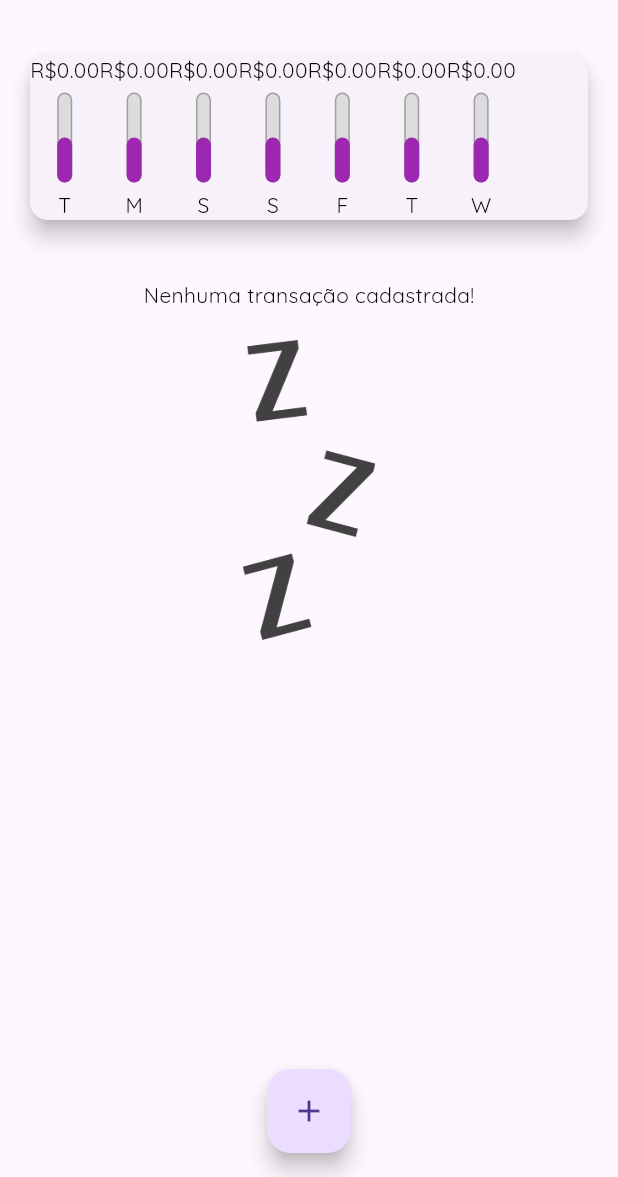
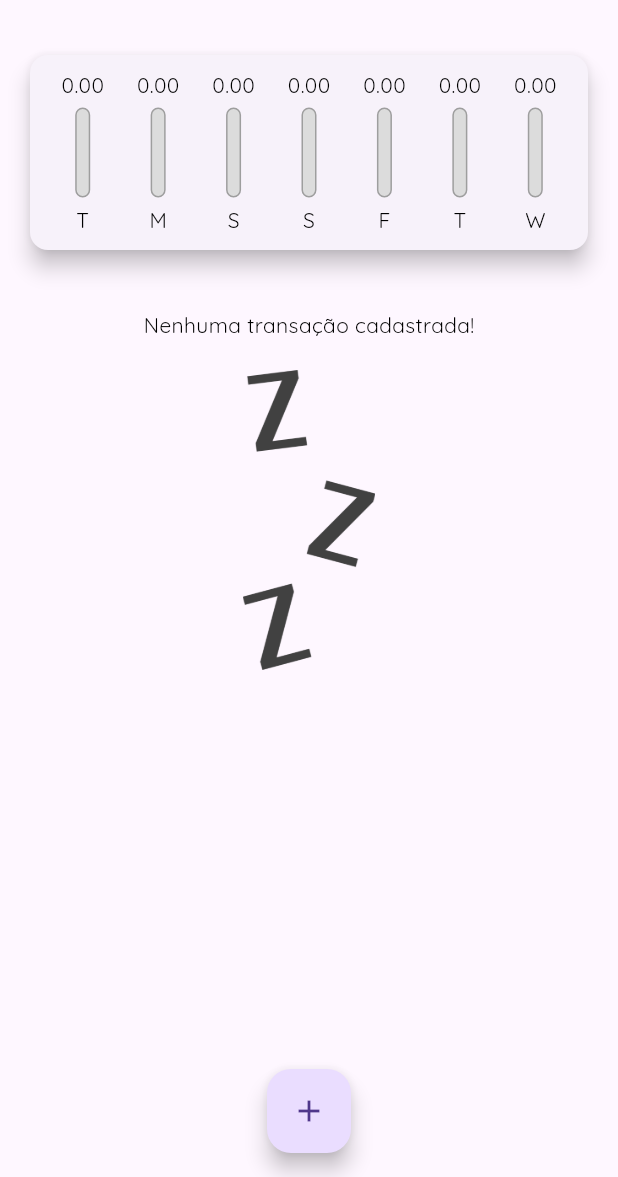
Before and after one commit to CantarinoG/expenses-app, a Flutter app: the screen it shows after launch, on a phone screen of 412 x 824 dp, the part 59-1236 px from its top. Run offline on Flutter 3.47's test engine with Material 3 defaults, Android fonts, the phone set to English and light mode, and no system bars.

Commit message:
Fix chart layout

```diff
--- a/lib/components/chart.dart
+++ b/lib/components/chart.dart
@@ -20,11 +20,17 @@ class Chart extends StatelessWidget {
         bool sameYear = recentTransactions[i].date.year == weekDay.year;
 
         if (sameDay && sameMonth && sameYear) {
-          totalSum = recentTransactions[i].value;
+          totalSum += recentTransactions[i].value;
         }
       }
 
       return {'day': DateFormat.E().format(weekDay)[0], 'value': totalSum};
+    });
+  }
+
+  double get _weekTotalValue {
+    return groupedTransactions.fold(0.0, (sum, tr) {
+      return sum + (tr['value'] as double);
     });
   }
 
@@ -33,13 +39,20 @@ class Chart extends StatelessWidget {
     return Card(
       elevation: 6,
       margin: EdgeInsets.all(20),
-      child: Row(
-        children: groupedTransactions.map((tr) {
-          return ChartBar(
-              label: tr["day"] as String,
-              value: tr["value"] as double,
-              percentage: 0.5);
-        }).toList(),
+      child: Padding(
+        padding: const EdgeInsets.all(10),
+        child: Row(
+          mainAxisAlignment: MainAxisAlignment.spaceAround,
+          children: groupedTransactions.map((tr) {
+            return Flexible(
+              fit: FlexFit.tight,
+              child: ChartBar(
+                  label: tr["day"] as String,
+                  value: tr["value"] as double,
+                  percentage: (tr["value"] as double) / _weekTotalValue),
+            );
+          }).toList(),
+        ),
       ),
     );
   }
--- a/lib/components/chartBar.dart
+++ b/lib/components/chartBar.dart
@@ -15,7 +15,7 @@ class ChartBar extends StatelessWidget {
   Widget build(BuildContext context) {
     return Column(
       children: <Widget>[
-        Text('R\$${value.toStringAsFixed(2)}'),
+        FittedBox(child: Text(value.toStringAsFixed(2))),
         SizedBox(height: 5),
         Container(
           height: 60,
```
